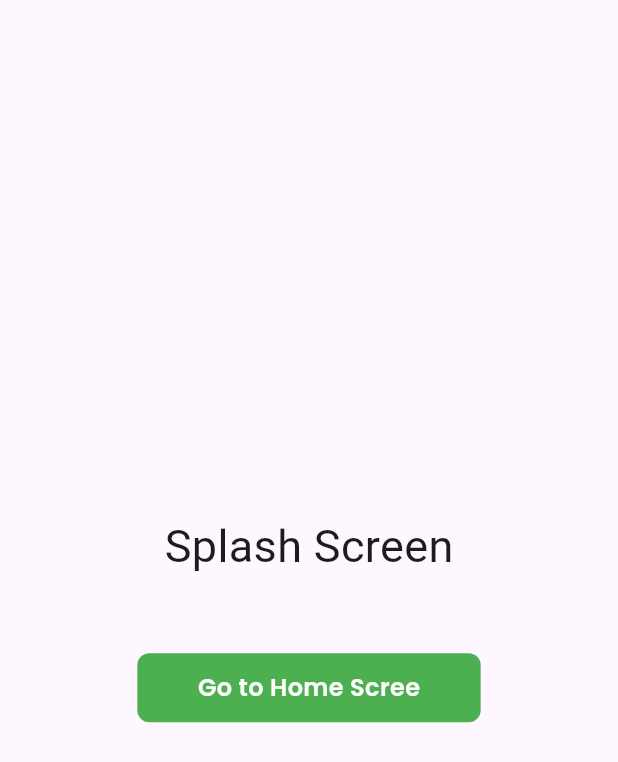
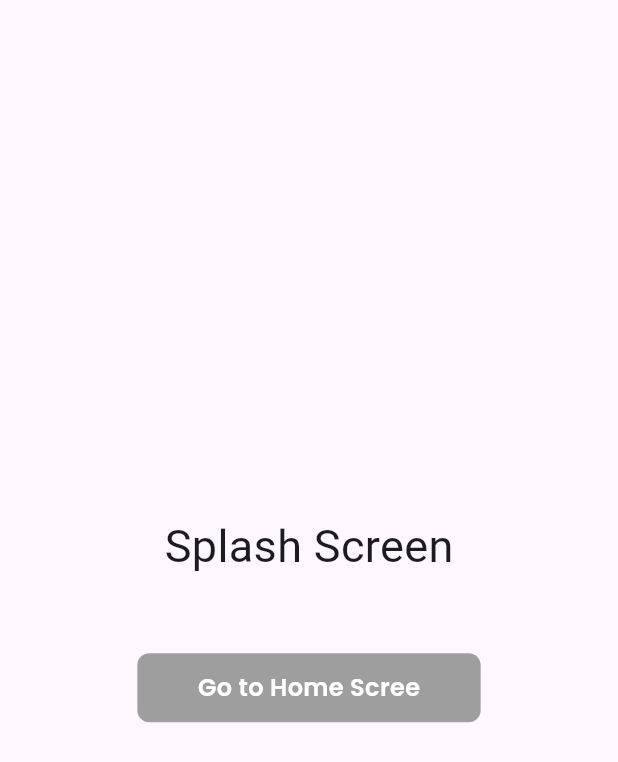
Before and after one commit to mehediFlutter/Flutter-Bloc-Journey, a Flutter app: the screen it shows after launch, on a phone screen of 412 x 824 dp. Shown: the top 762 px of the screen. Run offline on Flutter 3.47's test engine with Material 3 defaults, Android fonts, the phone set to English and light mode, and no system bars; our stand-ins replace flutter_screenutil, google_fonts.

```diff
--- a/lib/cons/colors.dart
+++ b/lib/cons/colors.dart
@@ -2,6 +2,7 @@
 
 class AppColors{
   static Color white = Colors.white;
+  static Color grey = Colors.grey;
   static Color green = Colors.green;
   static Color blue = Colors.blue;
 }
--- a/lib/views/widgets/custom_button.dart
+++ b/lib/views/widgets/custom_button.dart
@@ -31,7 +31,7 @@ class CustomButton extends StatelessWidget {
         width: width,
         decoration: BoxDecoration(
           borderRadius: BorderRadius.circular(8),
-          color: AppColors.green,
+          color: AppColors.grey,
         ),
         child: Center(
           child: CustomText(
```
Also changed, not shown: lib/views/widgets/internet_exception.dart (added).
